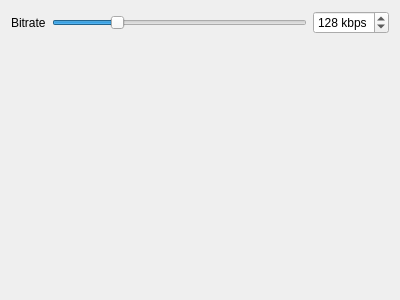
Qt form src/transcoder/transcoderoptionsopus.ui (strawberrymusicplayer/strawberry) before a commit.
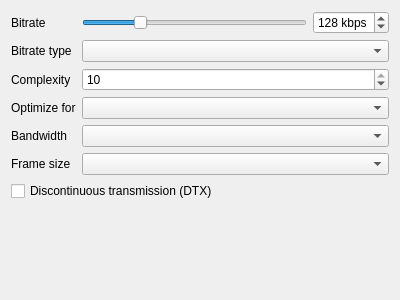
The same form after that commit.

Commit message:
TranscoderOptionsOpus: Add bitrate type, complexity, audio type, bandwidth, frame size and DTX
Only the bitrate could be set for Opus.
The defaults are the opusenc defaults, so encoding doesn't change unless the settings are changed.
The bitrate spinbox is limited to 510 kbps like the slider, a higher bitrate than 320 kbps was lowered when the options were opened.

Fixes #2378

Diff of the .ui file:
```diff
--- a/src/transcoder/transcoderoptionsopus.ui
+++ b/src/transcoder/transcoderoptionsopus.ui
@@ -54,6 +54,70 @@
      </item>
     </layout>
    </item>
+   <item row="1" column="0">
+    <widget class="QLabel" name="label_bitrate_type">
+     <property name="text">
+      <string>Bitrate type</string>
+     </property>
+    </widget>
+   </item>
+   <item row="1" column="1">
+    <widget class="QComboBox" name="bitrate_type"/>
+   </item>
+   <item row="2" column="0">
+    <widget class="QLabel" name="label_complexity">
+     <property name="text">
+      <string>Complexity</string>
+     </property>
+    </widget>
+   </item>
+   <item row="2" column="1">
+    <widget class="QSpinBox" name="complexity">
+     <property name="maximum">
+      <number>10</number>
+     </property>
+     <property name="value">
+      <number>10</number>
+     </property>
+    </widget>
+   </item>
+   <item row="3" column="0">
+    <widget class="QLabel" name="label_audio_type">
+     <property name="text">
+      <string>Optimize for</string>
+     </property>
+    </widget>
+   </item>
+   <item row="3" column="1">
+    <widget class="QComboBox" name="audio_type"/>
+   </item>
+   <item row="4" column="0">
+    <widget class="QLabel" name="label_bandwidth">
+     <property name="text">
+      <string>Bandwidth</string>
+     </property>
+    </widget>
+   </item>
+   <item row="4" column="1">
+    <widget class="QComboBox" name="bandwidth"/>
+   </item>
+   <item row="5" column="0">
+    <widget class="QLabel" name="label_frame_size">
+     <property name="text">
+      <string>Frame size</string>
+     </property>
+    </widget>
+   </item>
+   <item row="5" column="1">
+    <widget class="QComboBox" name="frame_size"/>
+   </item>
+   <item row="6" column="0" colspan="2">
+    <widget class="QCheckBox" name="dtx">
+     <property name="text">
+      <string>Discontinuous transmission (DTX)</string>
+     </property>
+    </widget>
+   </item>
   </layout>
  </widget>
  <resources/>
```
Left out of the diff: 15 changed lines with no effect on the pictures. The commit also changes 4 other files.
